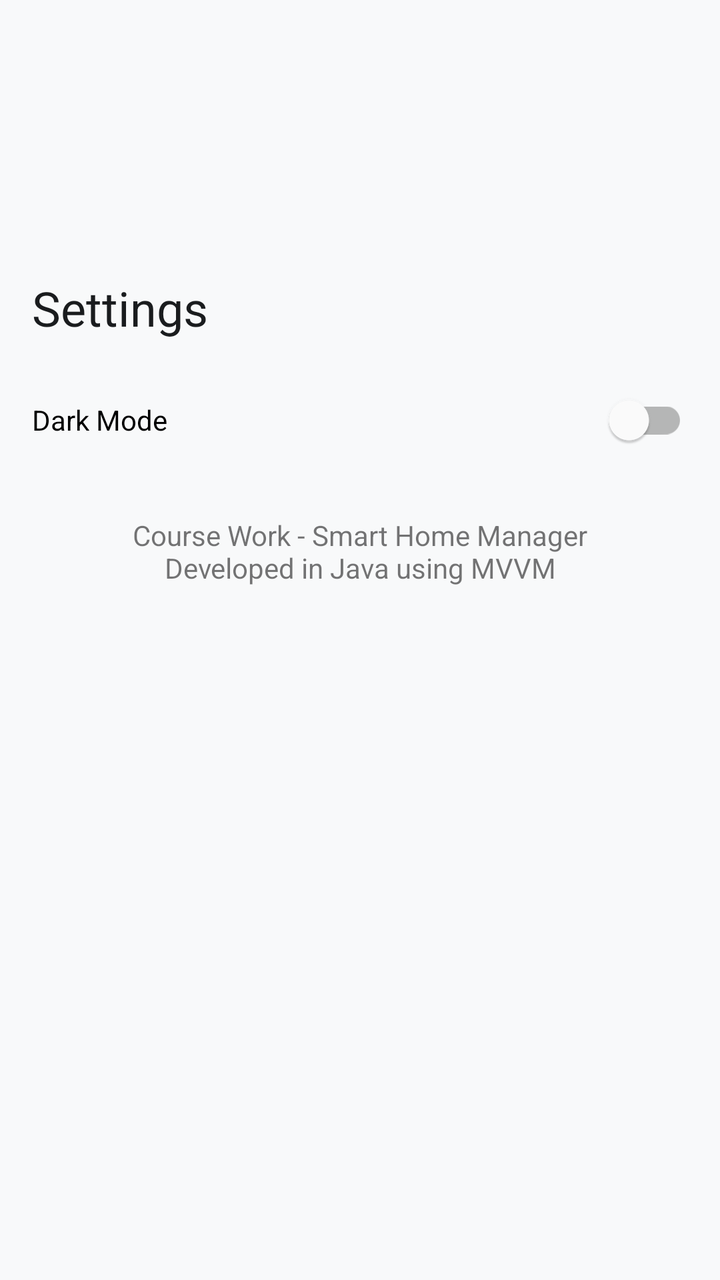
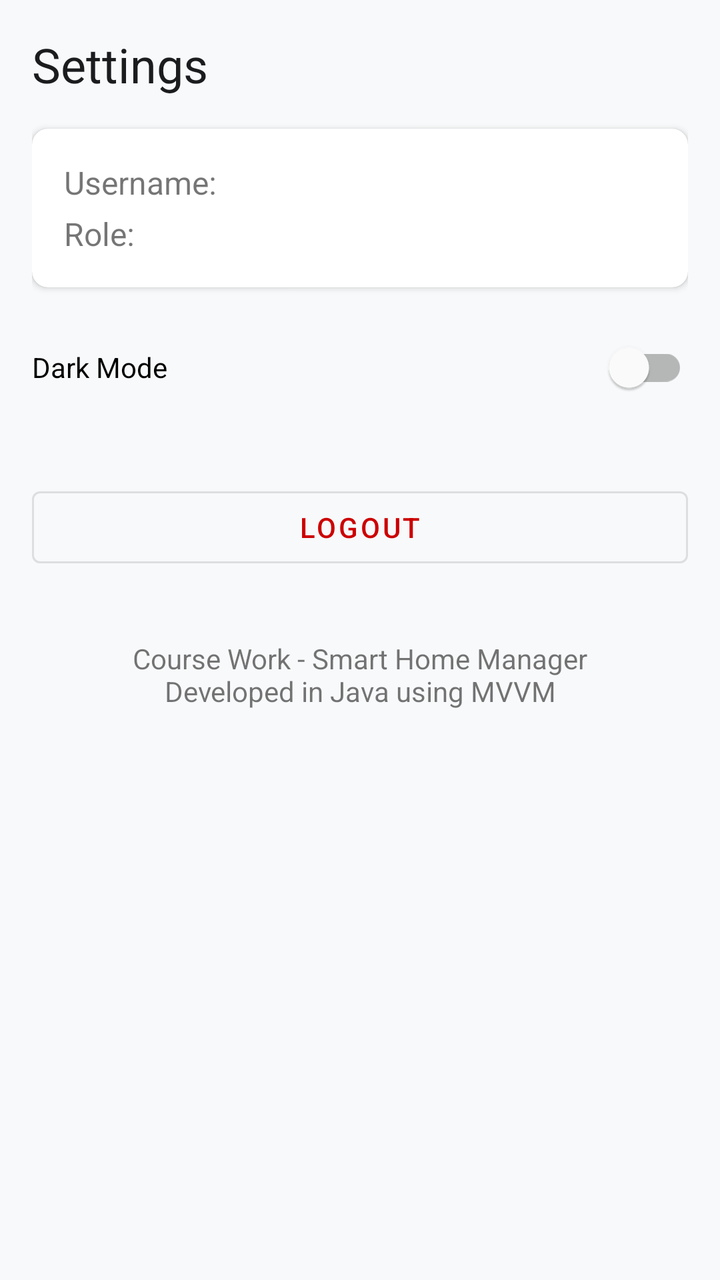

Compare the two renders of this Android layout. The source of the first and the diff that turns it into the second are given below.
<!-- AndroidManifest.xml: application theme Theme.MyCourseWork -->
<!-- res/layout/fragment_settings.xml -->
<?xml version="1.0" encoding="utf-8"?>
<androidx.constraintlayout.widget.ConstraintLayout xmlns:android="http://schemas.android.com/apk/res/android"
    xmlns:app="http://schemas.android.com/apk/res-auto"
    android:layout_width="match_parent"
    android:layout_height="match_parent"
    android:padding="@dimen/margin_medium">

    <androidx.constraintlayout.widget.Guideline
        android:id="@+id/guideline_top"
        android:layout_width="wrap_content"
        android:layout_height="wrap_content"
        android:orientation="horizontal"
        app:layout_constraintGuide_percent="0.2" />

    <TextView
        android:id="@+id/text_settings_title"
        android:layout_width="wrap_content"
        android:layout_height="wrap_content"
        android:text="@string/title_settings"
        android:textAppearance="?attr/textAppearanceHeadline5"
        app:layout_constraintStart_toStartOf="parent"
        app:layout_constraintTop_toTopOf="@id/guideline_top" />

    <com.google.android.material.switchmaterial.SwitchMaterial
        android:id="@+id/switch_dark_mode"
        android:layout_width="0dp"
        android:layout_height="wrap_content"
        android:layout_marginTop="@dimen/margin_medium"
        android:text="@string/pref_dark_mode"
        app:layout_constraintEnd_toEndOf="parent"
        app:layout_constraintStart_toStartOf="parent"
        app:layout_constraintTop_toBottomOf="@id/text_settings_title" />

    <TextView
        android:id="@+id/text_app_info"
        android:layout_width="0dp"
        android:layout_height="wrap_content"
        android:layout_marginTop="@dimen/margin_large"
        android:text="Course Work - Smart Home Manager\nDeveloped in Java using MVVM"
        android:textAlignment="center"
        app:layout_constraintEnd_toEndOf="parent"
        app:layout_constraintStart_toStartOf="parent"
        app:layout_constraintTop_toBottomOf="@id/switch_dark_mode" />

</androidx.constraintlayout.widget.ConstraintLayout>
<!-- resources referenced by this layout -->
<resources>
  <dimen name="margin_large">24dp</dimen>
  <dimen name="margin_medium">16dp</dimen>
  <string name="pref_dark_mode">Dark Mode</string>
  <string name="title_settings">Settings</string>
  <style name="Theme.MyCourseWork" parent="Theme.MaterialComponents.DayNight.NoActionBar">
          
          <item name="colorPrimary">@color/accent_neon</item>
          <item name="colorPrimaryVariant">@color/gradient_end</item>
          <item name="colorOnPrimary">@color/black</item>
  
          
          <item name="android:statusBarColor">@android:color/transparent</item>
          <item name="android:windowLightStatusBar">true</item>
  
          
          <item name="android:windowBackground">@color/window_bg</item>
          <item name="colorSurface">@color/card_bg</item>
          <item name="colorOnSurface">@color/text_main</item>
          <item name="colorOnSurfaceVariant">@color/text_soft</item>
          <item name="colorOutline">@color/stroke_color</item>
  
          <item name="android:textColorPrimary">@color/text_main</item>
          <item name="bottomNavigationStyle">@style/Widget.App.BottomNavigationView</item>
      </style>
  <color name="accent_neon">#00FF66</color>
  <color name="gradient_end">#00CC52</color>
  <color name="black">#000000</color>
  <color name="window_bg">#F8F9FA</color>
  <color name="card_bg">#FFFFFF</color>
  <color name="text_main">#1A1C1E</color>
  <color name="text_soft">#44474E</color>
  <color name="stroke_color">#E0E0E0</color>
  <style name="Widget.App.BottomNavigationView" parent="Widget.MaterialComponents.BottomNavigationView">
          <item name="backgroundTint">@color/card_bg</item>
          <item name="itemIconTint">@color/color_nav_item</item>
          <item name="itemTextColor">@color/color_nav_item</item>
          <item name="elevation">8dp</item>
      </style>
</resources>

<!-- the commit's change to res/layout/fragment_settings.xml (unified diff, before → after) -->
@@ -3,14 +3,7 @@
     xmlns:app="http://schemas.android.com/apk/res-auto"
     android:layout_width="match_parent"
     android:layout_height="match_parent"
-    android:padding="@dimen/margin_medium">
-
-    <androidx.constraintlayout.widget.Guideline
-        android:id="@+id/guideline_top"
-        android:layout_width="wrap_content"
-        android:layout_height="wrap_content"
-        android:orientation="horizontal"
-        app:layout_constraintGuide_percent="0.2" />
+    android:padding="16dp">
 
     <TextView
         android:id="@+id/text_settings_title"
@@ -19,27 +12,78 @@
         android:text="@string/title_settings"
         android:textAppearance="?attr/textAppearanceHeadline5"
         app:layout_constraintStart_toStartOf="parent"
-        app:layout_constraintTop_toTopOf="@id/guideline_top" />
+        app:layout_constraintTop_toTopOf="parent" />
+
+    <com.google.android.material.card.MaterialCardView
+        android:id="@+id/card_user_info"
+        android:layout_width="match_parent"
+        android:layout_height="wrap_content"
+        android:layout_marginTop="16dp"
+        app:cardCornerRadius="8dp"
+        app:cardElevation="2dp"
+        app:layout_constraintTop_toBottomOf="@id/text_settings_title">
+
+        <LinearLayout
+            android:layout_width="match_parent"
+            android:layout_height="wrap_content"
+            android:orientation="vertical"
+            android:padding="16dp">
+
+            <TextView
+                android:id="@+id/text_username"
+                android:layout_width="wrap_content"
+                android:layout_height="wrap_content"
+                android:text="Username: "
+                android:textSize="16sp" />
+
+            <TextView
+                android:id="@+id/text_role"
+                android:layout_width="wrap_content"
+                android:layout_height="wrap_content"
+                android:layout_marginTop="4dp"
+                android:text="Role: "
+                android:textSize="16sp" />
+        </LinearLayout>
+    </com.google.android.material.card.MaterialCardView>
+
+    <Button
+        android:id="@+id/button_manage_users"
+        android:layout_width="match_parent"
+        android:layout_height="wrap_content"
+        android:layout_marginTop="16dp"
+        android:text="Manage Users (Admin Only)"
+        android:visibility="gone"
+        app:layout_constraintTop_toBottomOf="@id/card_user_info" />
 
     <com.google.android.material.switchmaterial.SwitchMaterial
         android:id="@+id/switch_dark_mode"
         android:layout_width="0dp"
         android:layout_height="wrap_content"
-        android:layout_marginTop="@dimen/margin_medium"
-        android:text="@string/pref_dark_mode"
+        android:layout_marginTop="16dp"
+        android:text="Dark Mode"
         app:layout_constraintEnd_toEndOf="parent"
         app:layout_constraintStart_toStartOf="parent"
-        app:layout_constraintTop_toBottomOf="@id/text_settings_title" />
+        app:layout_constraintTop_toBottomOf="@id/button_manage_users" />
+
+    <Button
+        android:id="@+id/button_logout"
+        style="@style/Widget.MaterialComponents.Button.OutlinedButton"
+        android:layout_width="match_parent"
+        android:layout_height="wrap_content"
+        android:layout_marginTop="32dp"
+        android:text="Logout"
+        android:textColor="@android:color/holo_red_dark"
+        app:layout_constraintTop_toBottomOf="@id/switch_dark_mode" />
 
     <TextView
         android:id="@+id/text_app_info"
         android:layout_width="0dp"
         android:layout_height="wrap_content"
-        android:layout_marginTop="@dimen/margin_large"
+        android:layout_marginTop="32dp"
         android:text="Course Work - Smart Home Manager\nDeveloped in Java using MVVM"
         android:textAlignment="center"
         app:layout_constraintEnd_toEndOf="parent"
         app:layout_constraintStart_toStartOf="parent"
-        app:layout_constraintTop_toBottomOf="@id/switch_dark_mode" />
+        app:layout_constraintTop_toBottomOf="@id/button_logout" />
 
 </androidx.constraintlayout.widget.ConstraintLayout>
<!-- resource entries referenced after the edit -->
@@ -1,8 +1,5 @@
 <!-- resources referenced by this layout -->
 <resources>
-  <dimen name="margin_large">24dp</dimen>
-  <dimen name="margin_medium">16dp</dimen>
-  <string name="pref_dark_mode">Dark Mode</string>
   <string name="title_settings">Settings</string>
   <style name="Theme.MyCourseWork" parent="Theme.MaterialComponents.DayNight.NoActionBar">
           
